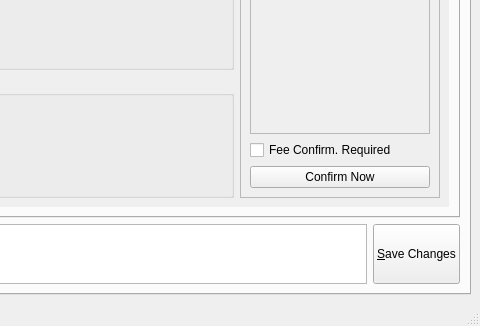
Qt form qt-designer/main.ui (rowinggolfer/openmolar1) before a commit; both pictures show x 470 to 950 and y 288 to 614 of the 950 by 614 pixel window.
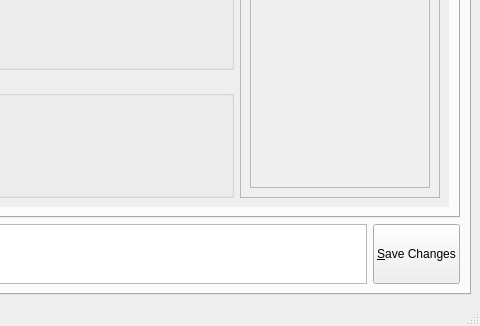
The same form after that commit. The open tabs and pages were chosen to show the change. Icons and pictures are not drawn.

```diff
--- a/qt-designer/main.ui
+++ b/qt-designer/main.ui
@@ -2505,26 +2505,6 @@
                             </property>
                            </widget>
                           </item>
-                          <item>
-                           <widget class="QCheckBox" name="estimateRequired_checkBox" >
-                            <property name="text" >
-                             <string>Fee Confirm. Required</string>
-                            </property>
-                           </widget>
-                          </item>
-                          <item>
-                           <widget class="QPushButton" name="confirmFees_pushButton" >
-                            <property name="text" >
-                             <string>Confirm Now</string>
-                            </property>
-                            <property name="checkable" >
-                             <bool>false</bool>
-                            </property>
-                            <property name="checked" >
-                             <bool>false</bool>
-                            </property>
-                           </widget>
-                          </item>
                          </layout>
                         </widget>
                        </item>
@@ -2673,6 +2653,19 @@
                      </layout>
                     </widget>
                    </item>
+                   <item>
+                    <widget class="QPushButton" name="confirmFees_pushButton" >
+                     <property name="text" >
+                      <string>Recalculate Estimate</string>
+                     </property>
+                     <property name="checkable" >
+                      <bool>false</bool>
+                     </property>
+                     <property name="checked" >
+                      <bool>false</bool>
+                     </property>
+                    </widget>
+                   </item>
                    <item>
                     <widget class="QGroupBox" name="groupBox_4" >
                      <property name="minimumSize" >
```
Left out of the diff: 34 changed lines with no effect on the pictures.
